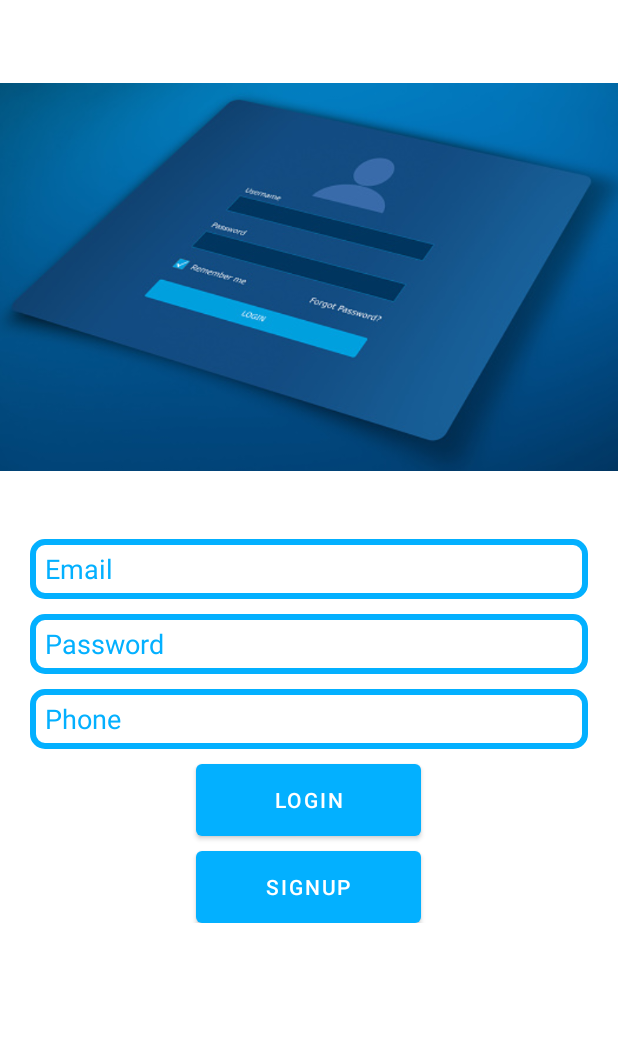
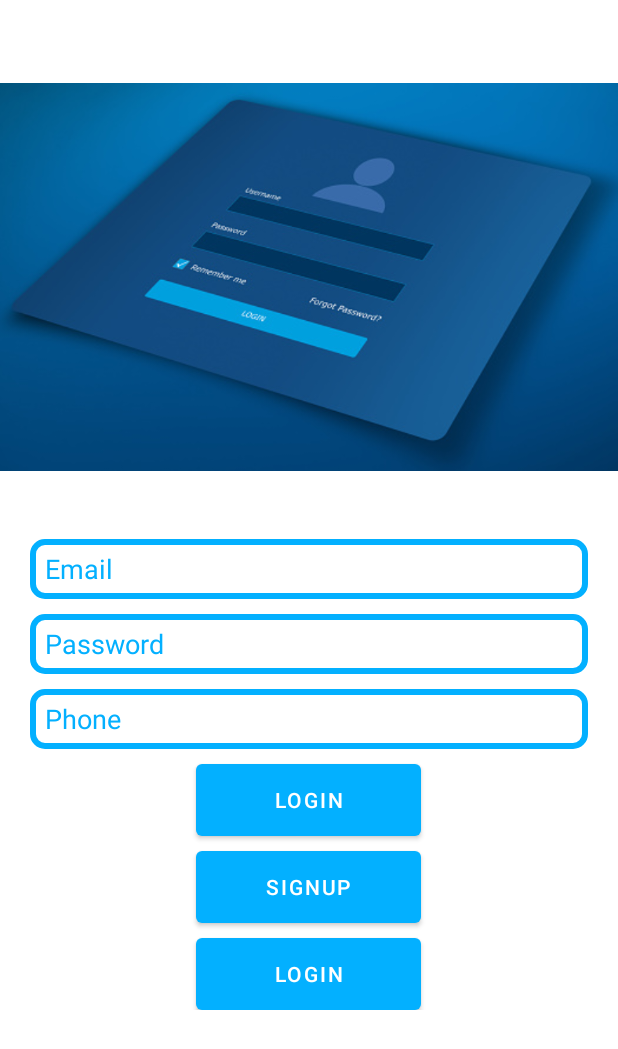
Before and after one commit to martin-ngigi/Smart-Immunization, an Android app: the LoginActivity screen opened directly, with no data from a screen before it, on a phone screen of 412 x 824 dp. Shown: the top 1049 px of the screen. Run offline under Robolectric (Android 15) with nearby library versions, the phone set to English and light mode, and no system bars; our stand-ins replace Volley; libraries missing offline, so code that uses them is left out: dmax.dialog; 1 statement that could not run was skipped.

Commit message:
Added loginbtn2

```diff
--- a/app/src/main/java/com/example/smart_immunization/Activities/HomeActivity.java
+++ b/app/src/main/java/com/example/smart_immunization/Activities/HomeActivity.java
@@ -39,9 +39,9 @@ public class HomeActivity extends AppCompatActivity {
         phoneTvH.setText(""+Constants.phone);
 
         //send sms
-//        String messageTxt = "Hello "+ Constants.email +"! \nWelcome to Smart-Immunization. Smart immunization is a digital form of educating the less privileged people such as the illiterate, the old and those in rural areas regarding immunization schedules, how they are carried out and after how long.";
-//        MySms mySms =  new MySms();
-//        mySms.sendSms(messageTxt);
+        String messageTxt = "Hello "+ Constants.email +"! \nWelcome to Smart-Immunization. Smart immunization is a digital form of educating the less privileged people such as the illiterate, the old and those in rural areas regarding immunization schedules, how they are carried out and after how long.";
+        MySms mySms =  new MySms();
+        mySms.sendSms(messageTxt);
 
 
         immuneLayout.setOnClickListener(e ->{
--- a/app/src/main/java/com/example/smart_immunization/Activities/LoginActivity.java
+++ b/app/src/main/java/com/example/smart_immunization/Activities/LoginActivity.java
@@ -36,7 +36,7 @@ import dmax.dialog.SpotsDialog;
 public class LoginActivity extends AppCompatActivity {
 
     private EditText edt_emailL, edt_passwordL, edt_phoneL;
-    private Button btn_loginL,btn_signupL;
+    private Button btn_loginL,btn_signupL, btn_loginL2;
 
     private String email, password;
     private AlertDialog dialog;
@@ -52,6 +52,7 @@ public class LoginActivity extends AppCompatActivity {
         btn_loginL = findViewById(R.id.btn_loginL);
         btn_signupL = findViewById(R.id.btn_signupL);
         edt_phoneL = findViewById(R.id.edt_phoneL);
+        btn_loginL2 = findViewById(R.id.btn_loginL2);
 
         dialog =new SpotsDialog.Builder()
                 .setCancelable(false)
@@ -67,6 +68,14 @@ public class LoginActivity extends AppCompatActivity {
             String email = edt_emailL.getText().toString().replace("@gmail.com", "");
             Constants.phone = phone;
             Constants.email = email;
+        });
+        btn_loginL2.setOnClickListener( e->{
+
+            String phone = edt_phoneL.getText().toString();
+            String email = edt_emailL.getText().toString().replace("@gmail.com", "");
+            Constants.phone = phone;
+            Constants.email = email;
+            startActivity(new Intent(LoginActivity.this, HomeActivity.class));
         });
 
         btn_signupL.setOnClickListener( e->{
--- a/app/src/main/java/com/example/smart_immunization/Constants.java
+++ b/app/src/main/java/com/example/smart_immunization/Constants.java
@@ -2,7 +2,7 @@ package com.example.smart_immunization;
 
 public class Constants {
     public static String appID = "smart-immunization-ralrc";
-    public static String Base_Url = "https://8084-154-159-252-45.in.ngrok.io";
+    public static String Base_Url = "https://74cb-41-139-168-163.eu.ngrok.io";
     public static String phone="";
     public static String email="";
 }
--- a/app/src/main/res/layout/activity_home.xml
+++ b/app/src/main/res/layout/activity_home.xml
@@ -189,6 +189,7 @@
             android:layout_margin="10dp">
 
             <LinearLayout
+                android:id="@+id/servicesLayout"
                 android:layout_width="match_parent"
                 android:layout_height="match_parent"
                 android:orientation="vertical"
--- a/app/src/main/res/layout/activity_login.xml
+++ b/app/src/main/res/layout/activity_login.xml
@@ -88,6 +88,16 @@
                 android:background="@drawable/btn_background"
                 android:layout_marginTop="10dp"/>
 
+            <Button
+                android:id="@+id/btn_loginL2"
+                android:layout_width="150dp"
+                android:layout_height="wrap_content"
+                android:text="Login"
+                android:layout_gravity="center"
+                android:textColor="@color/white"
+                android:background="@drawable/btn_background"
+                android:layout_marginTop="10dp"/>
+
         </LinearLayout>
     </ScrollView>
 
```
